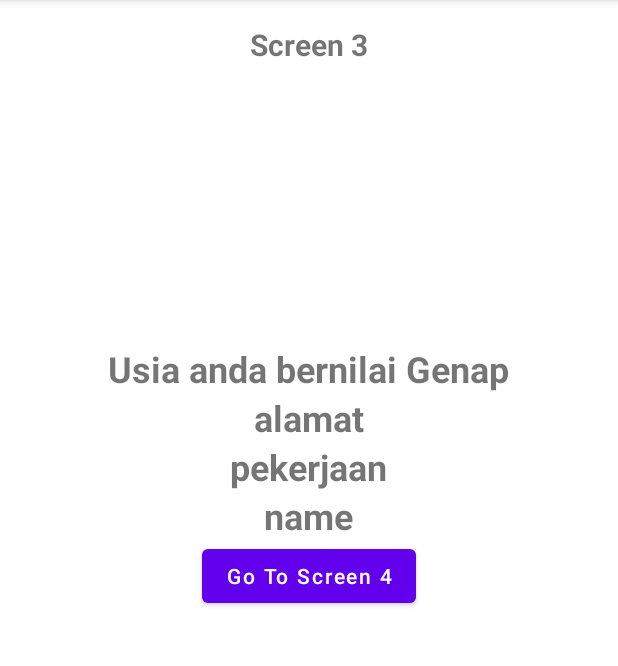
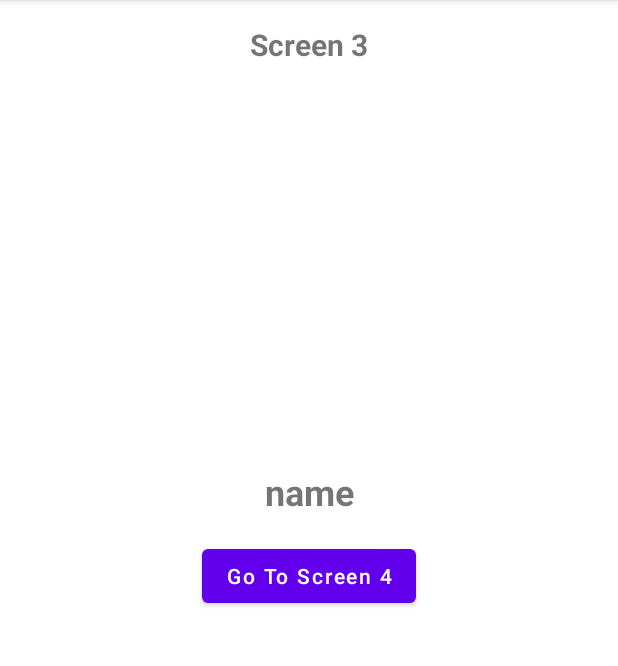
Before and after one commit to afiffdn/ChallengeTigaAfifuddin, an Android app: the ThirdFragment screen opened through its navigation route, on a phone screen of 412 x 824 dp, the part 84-750 px from its top. Run offline under Robolectric (Android 15) with nearby library versions, the phone set to English and light mode, and no system bars.

Commit message:
add condition

```diff
--- a/app/src/main/java/com/example/challengetigaafifuddin/FourFragment.kt
+++ b/app/src/main/java/com/example/challengetigaafifuddin/FourFragment.kt
@@ -30,7 +30,9 @@ private var binding:FragmentFourBinding? = null
             val usia = binding?.etUsia2!!.text.toString().toInt()
             val alamat = binding?.etAlamat2!!.text.toString()
             val pekerjaan = binding?.etPekerjaan2!!.text.toString()
+           val nama = FourFragmentArgs.fromBundle(arguments as Bundle).nama
 
+            moveFragmentFourToThird.name = nama
             moveFragmentFourToThird.usia = usia
             moveFragmentFourToThird.alamat = alamat
             moveFragmentFourToThird.pekerjaan = pekerjaan
--- a/app/src/main/java/com/example/challengetigaafifuddin/ThirdFragment.kt
+++ b/app/src/main/java/com/example/challengetigaafifuddin/ThirdFragment.kt
@@ -27,33 +27,63 @@ class ThirdFragment : Fragment() {
     @SuppressLint("SetTextI18n")
     override fun onViewCreated(view: View, savedInstanceState: Bundle?) {
         super.onViewCreated(view, savedInstanceState)
-        val nama=ThirdFragmentArgs.fromBundle(arguments as Bundle).name
+        val umur = ThirdFragmentArgs.fromBundle(arguments as Bundle).usia
+        var biodata = ThirdFragmentArgs.fromBundle(arguments as Bundle).name
+        if (umur > 0){
+            val nilai = if (umur % 2 == 0) "\nUsia Anda Genap" else "\nUsia anda Ganjil"
+            val alamat = "\n${ThirdFragmentArgs.fromBundle(arguments as Bundle).alamat}"
+            val pekerjaan = "\n${ThirdFragmentArgs.fromBundle(arguments as Bundle).pekerjaan}"
+            biodata += nilai + alamat + pekerjaan
 
-        binding?.tvNama!!.text = nama
 
-        binding!!.btnToScreen4.setOnClickListener {
-            view.findNavController().navigate(R.id.action_thirdFragment_to_fourFragment)
         }
+            binding?.tvNama!!.text = biodata
+//            val nama=ThirdFragmentArgs.fromBundle(arguments as Bundle).name
+//            //nampilin data dari fragment 2
+           // binding?.tvNama!!.text = biodata
+
+            //button ke fragment 4
+            binding!!.btnToScreen4.setOnClickListener { view ->
+                val moveFragmentFour = ThirdFragmentDirections.actionThirdFragmentToFourFragment()
+                val nama= binding!!.tvNama.text.toString()
+
+                moveFragmentFour.nama = nama
+                view.findNavController().navigate(moveFragmentFour)
+
+            }
+
+
+
+
+//        //ngambil data dari fragment 2
+//        var nama=ThirdFragmentArgs.fromBundle(arguments as Bundle).name
+//        //nampilin data dari fragment 2
+//        binding?.tvNama!!.text = nama
+//        //button ke fragment 4
+//        binding!!.btnToScreen4.setOnClickListener {
+//            view.findNavController().navigate(R.id.action_thirdFragment_to_fourFragment)
+//        }
         //dari fragment 4
 
 //        val umur = 5
 //        val ganjil = umur % 2
 
-        if (ThirdFragmentArgs.fromBundle(arguments as Bundle).usia % 2 == 0 ){
-//            val usia = ThirdFragmentArgs.fromBundle(arguments as Bundle).usia
-            val alamat = ThirdFragmentArgs.fromBundle(arguments as Bundle).alamat
-            val pekerjaan = ThirdFragmentArgs.fromBundle(arguments as Bundle).pekerjaan
 
-            binding!!.tvUsia.text = "Usia anda bernilai Genap"
-            binding!!.tvAlamat.text = alamat
-            binding!!.tvPekerjaan.text = pekerjaan
-        }else{
-            val alamat = ThirdFragmentArgs.fromBundle(arguments as Bundle).alamat
-            val pekerjaan = ThirdFragmentArgs.fromBundle(arguments as Bundle).pekerjaan
-            binding!!.tvUsia.text = "Usia anda bernilai Ganjil"
-            binding!!.tvAlamat.text = alamat
-            binding!!.tvPekerjaan.text = pekerjaan
-        }
-    }
+//        if (ThirdFragmentArgs.fromBundle(arguments as Bundle).usia % 2 == 0 ){
+////            val usia = ThirdFragmentArgs.fromBundle(arguments as Bundle).usia
+//            val alamat = ThirdFragmentArgs.fromBundle(arguments as Bundle).alamat
+//            val pekerjaan = ThirdFragmentArgs.fromBundle(arguments as Bundle).pekerjaan
+//
+//            binding!!.tvUsia.text = "Usia anda bernilai Genap"
+//            binding!!.tvAlamat.text = alamat
+//            binding!!.tvPekerjaan.text = pekerjaan
+//        }else{
+//            val alamat = ThirdFragmentArgs.fromBundle(arguments as Bundle).alamat
+//            val pekerjaan = ThirdFragmentArgs.fromBundle(arguments as Bundle).pekerjaan
+//            binding!!.tvUsia.text = "Usia anda bernilai Ganjil"
+//            binding!!.tvAlamat.text = alamat
+//            binding!!.tvPekerjaan.text = pekerjaan
+//        }
+ }
 
 }
--- a/app/src/main/res/layout/fragment_third.xml
+++ b/app/src/main/res/layout/fragment_third.xml
@@ -18,47 +18,18 @@
         app:layout_constraintEnd_toEndOf="parent"
         app:layout_constraintStart_toStartOf="parent"
         app:layout_constraintTop_toTopOf="parent" />
-    <LinearLayout
+    <TextView
+        android:id="@+id/tv_nama"
         android:layout_width="match_parent"
         android:layout_height="wrap_content"
+        android:textSize="24sp"
+        android:textStyle="bold"
         app:layout_constraintStart_toStartOf="parent"
         app:layout_constraintEnd_toEndOf="parent"
+        android:layout_margin="16dp"
+        android:textAlignment="center"
         app:layout_constraintBottom_toTopOf="@id/btn_to_screen_4"
-        android:orientation="vertical"
-        android:gravity="center">
-        <TextView
-            android:id="@+id/tv_usia"
-            android:layout_width="wrap_content"
-            android:layout_height="wrap_content"
-            android:text=""
-            android:textSize="24sp"
-            android:textStyle="bold"
-            />
-        <TextView
-            android:id="@+id/tv_alamat"
-            android:layout_width="wrap_content"
-            android:layout_height="wrap_content"
-            android:text=""
-            android:textSize="24sp"
-            android:textStyle="bold"
-            />
-        <TextView
-            android:id="@+id/tv_pekerjaan"
-            android:layout_width="wrap_content"
-            android:layout_height="wrap_content"
-            android:text=""
-            android:textSize="24sp"
-            android:textStyle="bold"
-            />
-    <TextView
-        android:id="@+id/tv_nama"
-        android:layout_width="wrap_content"
-        android:layout_height="wrap_content"
-        android:text="@string/nama"
-        android:textSize="24sp"
-        android:textStyle="bold"
         />
-    </LinearLayout>
 
     <Button
         android:textAllCaps="false"
--- a/app/src/main/res/navigation/my_nav.xml
+++ b/app/src/main/res/navigation/my_nav.xml
@@ -25,7 +25,7 @@
         <argument
             android:name="name"
             app:argType="string"
-            android:defaultValue="name" />
+            android:defaultValue="name"/>
     </fragment>
     <fragment
         android:id="@+id/thirdFragment"
@@ -61,16 +61,8 @@
             android:id="@+id/action_fourFragment_to_thirdFragment"
             app:destination="@id/thirdFragment" />
         <argument
-            android:name="usia"
-            app:argType="integer"
-            android:defaultValue="0" />
-        <argument
-            android:name="alamat"
+            android:name="nama"
             app:argType="string"
-            android:defaultValue="alamat" />
-        <argument
-            android:name="pekerjaan"
-            app:argType="string"
-            android:defaultValue="pekerjaan" />
+            android:defaultValue="name" />
     </fragment>
 </navigation>
```
